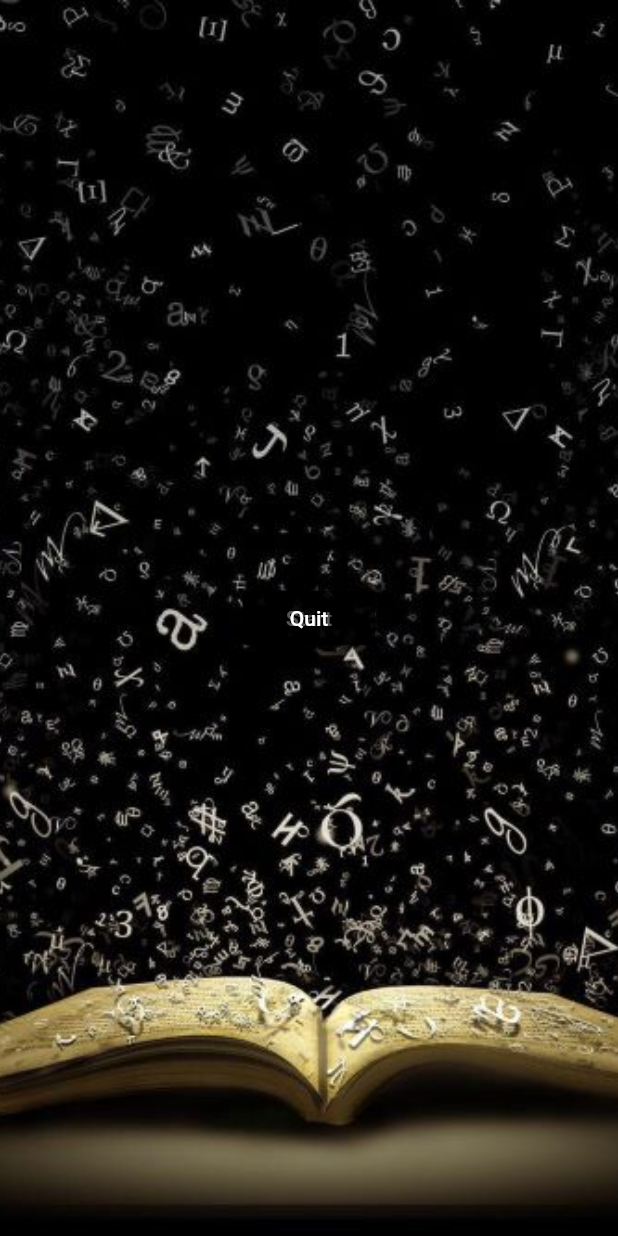
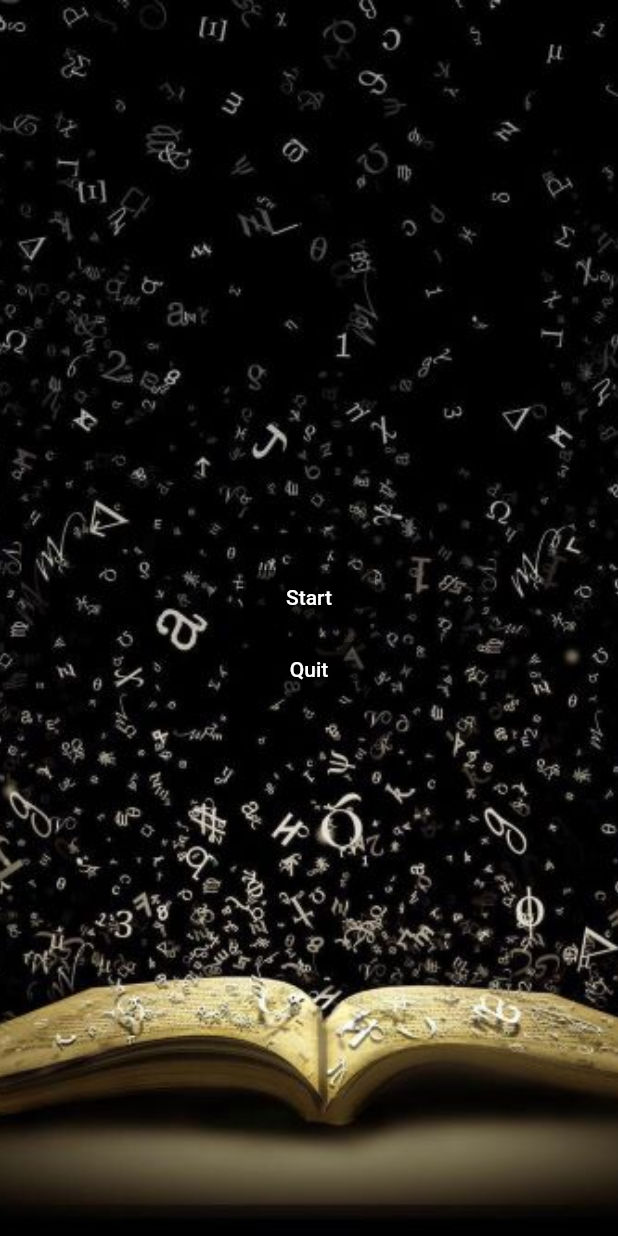
Before and after one commit to Papad-404/coba, a Flutter app: the screen it shows after launch, on a phone screen of 412 x 824 dp. Run offline on Flutter 3.47's test engine with Material 2 defaults, Android fonts, the phone set to English and light mode, and no system bars.

Commit message:
Update main.dart

```diff
--- a/lib/main.dart
+++ b/lib/main.dart
@@ -32,15 +32,22 @@ class Home extends StatelessWidget {
                     image: AssetImage('assets/images/wllpaper2.jpg'),
                     fit: BoxFit.cover)),
           ),
-          Center(
-            child: RaisedButton(
+          new Column(
+              crossAxisAlignment: CrossAxisAlignment.center,
+              mainAxisAlignment: MainAxisAlignment.center,
+              children: <Widget>[
+                const SizedBox(
+                  height: 20,
+                  width: 500,
+                ),
+                RaisedButton(
                   child: Text('Start'),
                   color: Colors.black54,
                   textColor: Colors.white,
+                  padding: const EdgeInsets.all(10.0),
                   onPressed: () {
                     gotoSecondact(context);
                   },
-            ),
                 ),
                 Center(
                   child: RaisedButton(
@@ -50,6 +57,7 @@ class Home extends StatelessWidget {
                     onPressed: () {},
                   ),
                 ),
+              ])
         ])));
   }
 }
```
Lines whose indentation alone changed are shown as unchanged.
